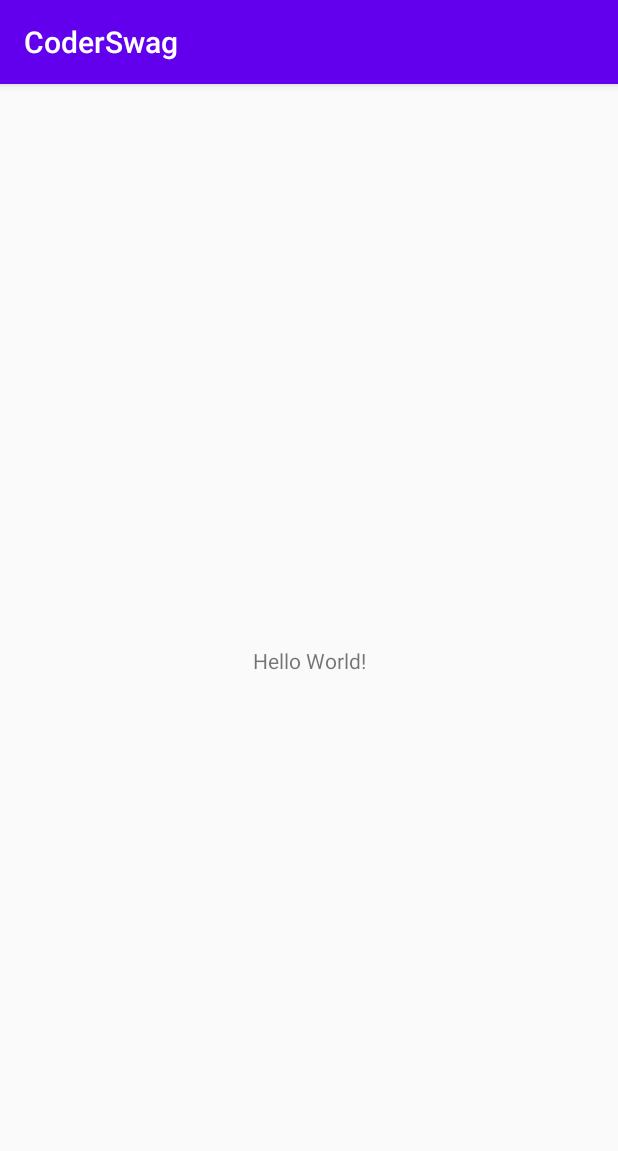
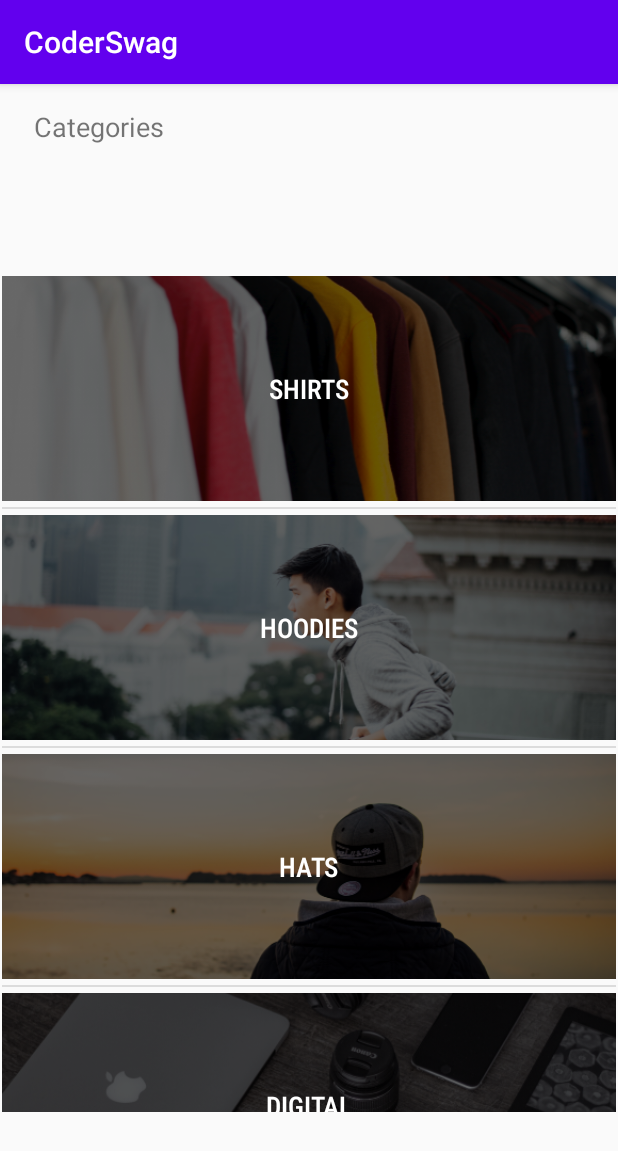
Before and after one commit to tgarasanin/android-coder-swag, an Android app: the screen it shows after launch (MainActivity), on a phone screen of 412 x 824 dp. Shown: the top 1151 px of the screen. Run offline under Robolectric (Android 15) with nearby library versions, the phone set to English and light mode, and no system bars.

Commit message:
feat: add category adapter

```diff
--- a/app/src/main/AndroidManifest.xml
+++ b/app/src/main/AndroidManifest.xml
@@ -9,7 +9,7 @@
         android:roundIcon="@mipmap/ic_launcher_round"
         android:supportsRtl="true"
         android:theme="@style/AppTheme">
-        <activity android:name=".MainActivity">
+        <activity android:name=".Controller.MainActivity">
             <intent-filter>
                 <action android:name="android.intent.action.MAIN" />
 
--- /dev/null
+++ b/app/src/main/java/com/tgarasanin/coderswag/Adapters/CategoryAdapter.kt
@@ -0,0 +1,42 @@
+package com.tgarasanin.coderswag.Adapters
+
+import android.content.Context
+import android.view.LayoutInflater
+import android.view.View
+import android.view.ViewGroup
+import android.widget.BaseAdapter
+import android.widget.ImageView
+import com.tgarasanin.coderswag.Model.Category
+import com.tgarasanin.coderswag.R
+import kotlinx.android.synthetic.main.activity_main.*
+import kotlinx.android.synthetic.main.category_list_item.view.*
+
+class CategoryAdapter (context: Context, categories: List<Category>): BaseAdapter() {
+
+    val context = context
+    val categories = categories
+
+    override fun getView(position: Int, convertView: View?, parent: ViewGroup?): View {
+        var categoryView: View
+        categoryView = LayoutInflater.from(context).inflate(R.layout.category_list_item, null)
+        val category = categories[position]
+        categoryView.textView.text = category.title
+        val resourceId =
+            context.resources.getIdentifier(category.image, "drawable", context.packageName)
+        categoryView.imageView.setImageResource(resourceId)
+        return categoryView
+    }
+
+    override fun getItem(position: Int): Any {
+        return categories[position]
+    }
+
+    override fun getItemId(position: Int): Long {
+        return 0
+    }
+
+    override fun getCount(): Int {
+        return categories.count()
+    }
+
+}
--- /dev/null
+++ b/app/src/main/java/com/tgarasanin/coderswag/Controller/MainActivity.kt
@@ -0,0 +1,21 @@
+package com.tgarasanin.coderswag.Controller
+
+import androidx.appcompat.app.AppCompatActivity
+import android.os.Bundle
+import android.widget.ArrayAdapter
+import com.tgarasanin.coderswag.Adapters.CategoryAdapter
+import com.tgarasanin.coderswag.R
+import com.tgarasanin.coderswag.Services.DataService
+import kotlinx.android.synthetic.main.activity_main.*
+
+class MainActivity : AppCompatActivity() {
+
+    lateinit var adapter: CategoryAdapter
+
+    override fun onCreate(savedInstanceState: Bundle?) {
+        super.onCreate(savedInstanceState)
+        setContentView(R.layout.activity_main)
+        adapter = CategoryAdapter(this, DataService.categories)
+        categoryListView.adapter = adapter
+    }
+}
--- a/app/src/main/java/com/tgarasanin/coderswag/MainActivity.kt
+++ /dev/null
@@ -1,12 +0,0 @@
-package com.tgarasanin.coderswag
-
-import androidx.appcompat.app.AppCompatActivity
-import android.os.Bundle
-
-class MainActivity : AppCompatActivity() {
-
-    override fun onCreate(savedInstanceState: Bundle?) {
-        super.onCreate(savedInstanceState)
-        setContentView(R.layout.activity_main)
-    }
-}
--- a/app/src/main/java/com/tgarasanin/coderswag/Model/Category.kt
+++ b/app/src/main/java/com/tgarasanin/coderswag/Model/Category.kt
@@ -1,3 +1,8 @@
 package com.tgarasanin.coderswag.Model
 
-class Category (val title: String, val image: String)
+class Category (val title: String, val image: String) {
+
+    override fun toString(): String {
+        return title
+    }
+}
--- a/app/src/main/java/com/tgarasanin/coderswag/Services/DataService.kt
+++ b/app/src/main/java/com/tgarasanin/coderswag/Services/DataService.kt
@@ -7,6 +7,7 @@ object DataService {
     val categories = listOf(
         Category("SHIRTS", "shirtimage"),
         Category("HOODIES", "hoodieimage"),
+        Category("HATS", "hatimage"),
         Category("DIGITAL", "digitalgoodsimage")
     )
 
@@ -30,6 +31,5 @@ object DataService {
         Product("Devslopes Logo Shirt Red", "$22", "shirt03"),
         Product("Devslopes Hustle", "$22", "shirt04"),
         Product("Kickflip Studios", "$18", "shirt05")
-
     )
 }
--- a/app/src/main/res/layout/activity_main.xml
+++ b/app/src/main/res/layout/activity_main.xml
@@ -4,15 +4,34 @@
     xmlns:tools="http://schemas.android.com/tools"
     android:layout_width="match_parent"
     android:layout_height="match_parent"
-    tools:context=".MainActivity">
+    tools:context=".Controller.MainActivity">
 
     <TextView
+        android:id="@+id/categoryTextView"
         android:layout_width="wrap_content"
         android:layout_height="wrap_content"
-        android:text="Hello World!"
-        app:layout_constraintBottom_toBottomOf="parent"
+        android:layout_marginLeft="8dp"
+        android:layout_marginTop="16dp"
+        android:text="Categories"
+        android:textSize="18sp"
+        app:layout_constraintHorizontal_bias="0.047"
         app:layout_constraintLeft_toLeftOf="parent"
         app:layout_constraintRight_toRightOf="parent"
         app:layout_constraintTop_toTopOf="parent" />
 
+    <ListView
+        android:id="@+id/categoryListView"
+        android:layout_width="409dp"
+        android:layout_height="561dp"
+        android:layout_marginStart="8dp"
+        android:layout_marginLeft="8dp"
+        android:layout_marginTop="8dp"
+        android:layout_marginEnd="8dp"
+        android:layout_marginRight="8dp"
+        android:layout_marginBottom="8dp"
+        app:layout_constraintBottom_toBottomOf="parent"
+        app:layout_constraintEnd_toEndOf="parent"
+        app:layout_constraintStart_toStartOf="parent"
+        app:layout_constraintTop_toBottomOf="@+id/categoryTextView" />
+
 </androidx.constraintlayout.widget.ConstraintLayout>
--- /dev/null
+++ b/app/src/main/res/layout/category_list_item.xml
@@ -0,0 +1,34 @@
+<?xml version="1.0" encoding="utf-8"?>
+<androidx.constraintlayout.widget.ConstraintLayout
+    xmlns:android="http://schemas.android.com/apk/res/android"
+    xmlns:app="http://schemas.android.com/apk/res-auto"
+    xmlns:tools="http://schemas.android.com/tools"
+    android:layout_width="match_parent"
+    android:layout_height="150dp">
+
+    <ImageView
+        android:id="@+id/imageView"
+        android:layout_width="0dp"
+        android:layout_height="150dp"
+        android:layout_marginTop="4dp"
+        android:layout_marginBottom="4dp"
+        android:scaleType="centerCrop"
+        app:layout_constraintBottom_toBottomOf="parent"
+        app:layout_constraintEnd_toEndOf="parent"
+        app:layout_constraintStart_toStartOf="parent"
+        app:layout_constraintTop_toTopOf="parent"
+        tools:srcCompat="@drawable/hatimage" />
+
+    <TextView
+        android:id="@+id/textView"
+        android:layout_width="wrap_content"
+        android:layout_height="wrap_content"
+        android:fontFamily="sans-serif-condensed-medium"
+        tools:text="Hats"
+        android:textColor="#FFFFFF"
+        android:textSize="18sp"
+        app:layout_constraintBottom_toBottomOf="parent"
+        app:layout_constraintEnd_toEndOf="parent"
+        app:layout_constraintStart_toStartOf="parent"
+        app:layout_constraintTop_toTopOf="parent" />
+</androidx.constraintlayout.widget.ConstraintLayout>
```
